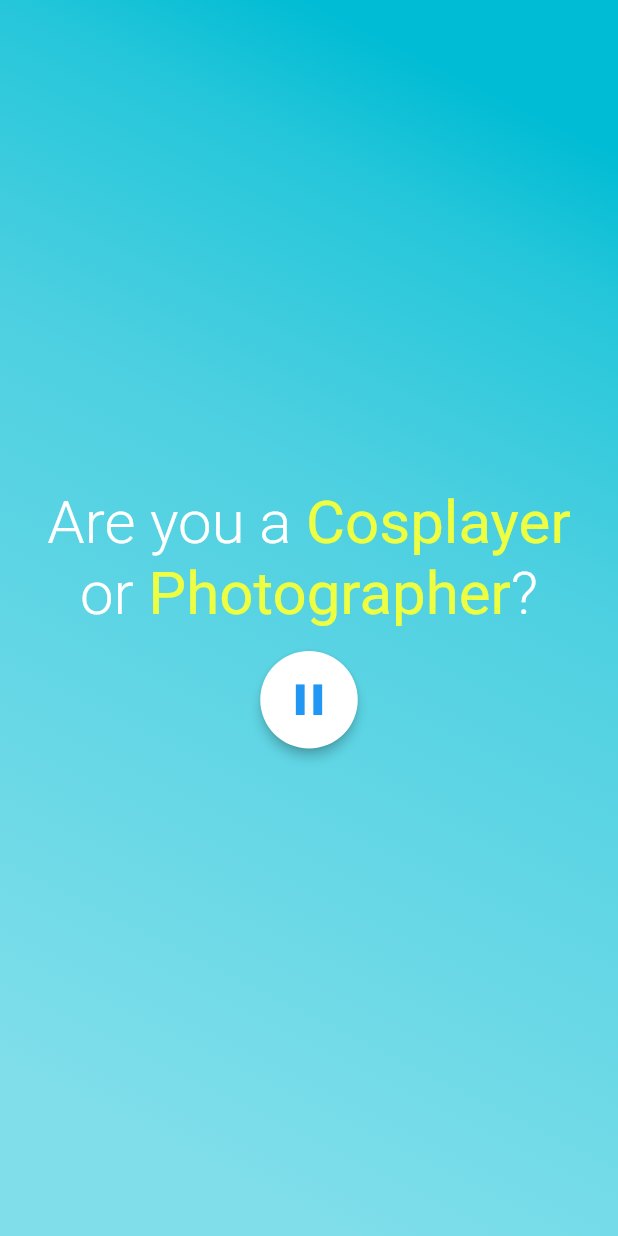
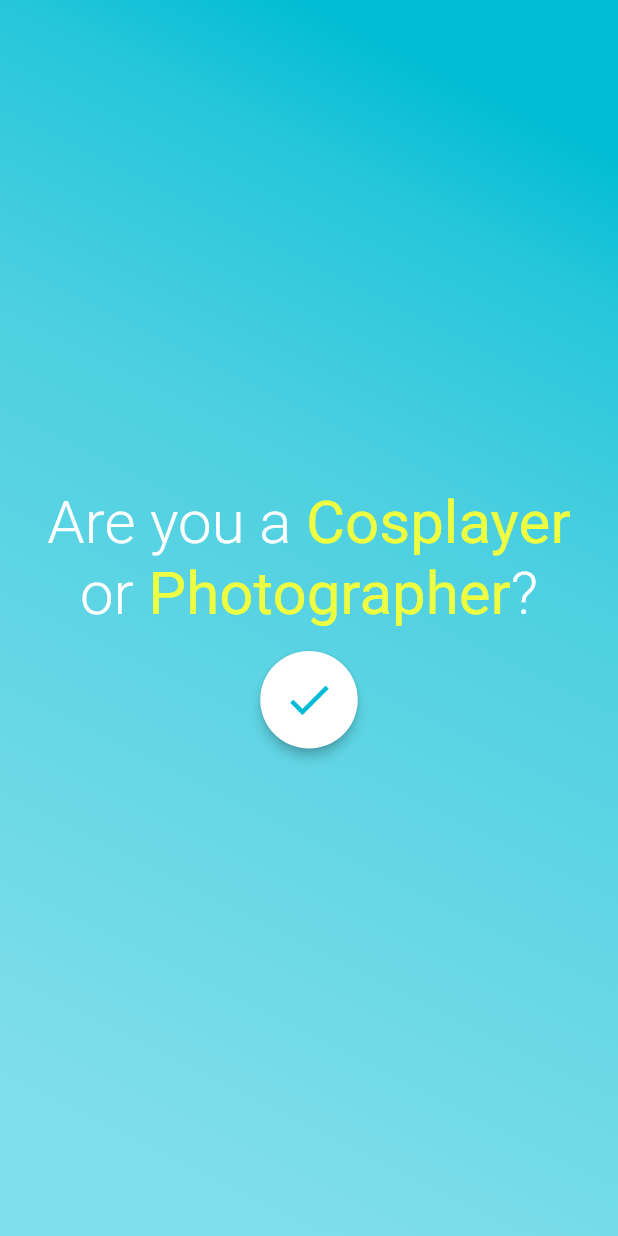
Before and after one commit to JohnPhamDeveloper/Convention_app, a Flutter app: the QuestionScreen screen opened by its route, on a phone screen of 412 x 824 dp. Run offline on Flutter 3.47's test engine with Material 2 defaults, Android fonts, the phone set to English and light mode, and no system bars.

Commit message:
Put accent color into constnat

```diff
--- a/lib/constants.dart
+++ b/lib/constants.dart
@@ -1,5 +1,10 @@
 import 'package:flutter/material.dart';
 
 const kBoxGap = 15.0; // Gaps between each elements
-final kTextStyleImportant =
-    TextStyle(fontWeight: FontWeight.w400, color: Colors.limeAccent[200]);
+
+TextStyle kTextStyleImportant(BuildContext context) {
+  return TextStyle(
+    fontWeight: FontWeight.w400,
+    color: Theme.of(context).accentColor,
+  );
+}
--- a/lib/main.dart
+++ b/lib/main.dart
@@ -12,6 +12,7 @@ class MyApp extends StatelessWidget {
       title: 'Flutter Demo',
       theme: ThemeData(
         primarySwatch: Colors.cyan,
+        accentColor: Colors.limeAccent[200],
       ),
       initialRoute: '/',
       routes: {
--- a/lib/screens/question_screen.dart
+++ b/lib/screens/question_screen.dart
@@ -1,5 +1,6 @@
 import 'package:flutter/material.dart';
 import 'package:cosplay_app/constants.dart';
+import 'package:cosplay_app/widgets/RoundButton.dart';
 
 class QuestionScreen extends StatefulWidget {
   @override
@@ -37,20 +38,7 @@ class _QuestionScreenState extends State<QuestionScreen> {
               SizedBox(height: kBoxGap),
               Row(
                 mainAxisAlignment: MainAxisAlignment.center,
-                children: <Widget>[
-                  RawMaterialButton(
-                    onPressed: () {},
-                    child: new Icon(
-                      Icons.pause,
-                      color: Colors.blue,
-                      size: 35.0,
-                    ),
-                    shape: new CircleBorder(),
-                    elevation: 3,
-                    fillColor: Colors.white,
-                    padding: const EdgeInsets.all(15.0),
-                  )
-                ],
+                children: <Widget>[RoundButton(icon: Icons.check)],
               ),
             ],
           ),
@@ -77,12 +65,12 @@ class QuestionDisplay extends StatelessWidget {
           TextSpan(text: 'Are you a '),
           TextSpan(
             text: 'Cosplayer ',
-            style: kTextStyleImportant,
+            style: kTextStyleImportant(context),
           ),
           TextSpan(text: 'or '),
           TextSpan(
             text: 'Photographer',
-            style: kTextStyleImportant,
+            style: kTextStyleImportant(context),
           ),
           TextSpan(text: '?')
         ],
--- /dev/null
+++ b/lib/widgets/RoundButton.dart
@@ -0,0 +1,23 @@
+import 'package:flutter/material.dart';
+
+class RoundButton extends StatelessWidget {
+  final icon;
+
+  RoundButton({@required this.icon});
+
+  @override
+  Widget build(BuildContext context) {
+    return RawMaterialButton(
+      onPressed: () {},
+      child: new Icon(
+        icon,
+        color: Theme.of(context).primaryColor,
+        size: 35.0,
+      ),
+      shape: new CircleBorder(),
+      elevation: 3,
+      fillColor: Colors.white,
+      padding: const EdgeInsets.all(15.0),
+    );
+  }
+}
```
